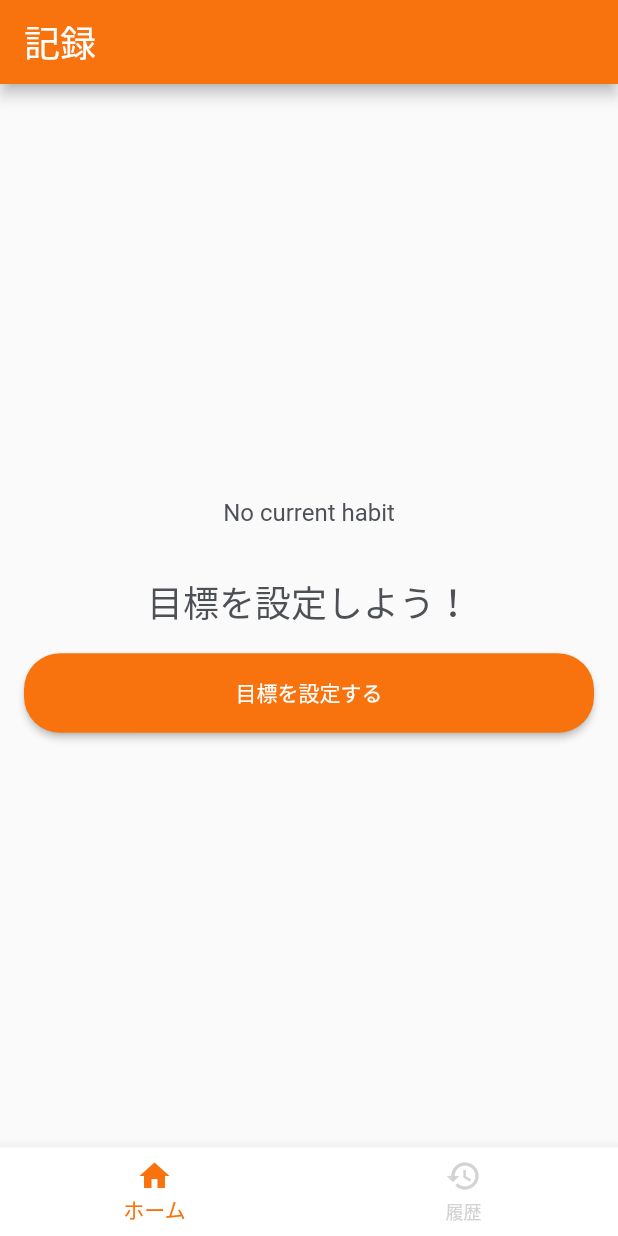
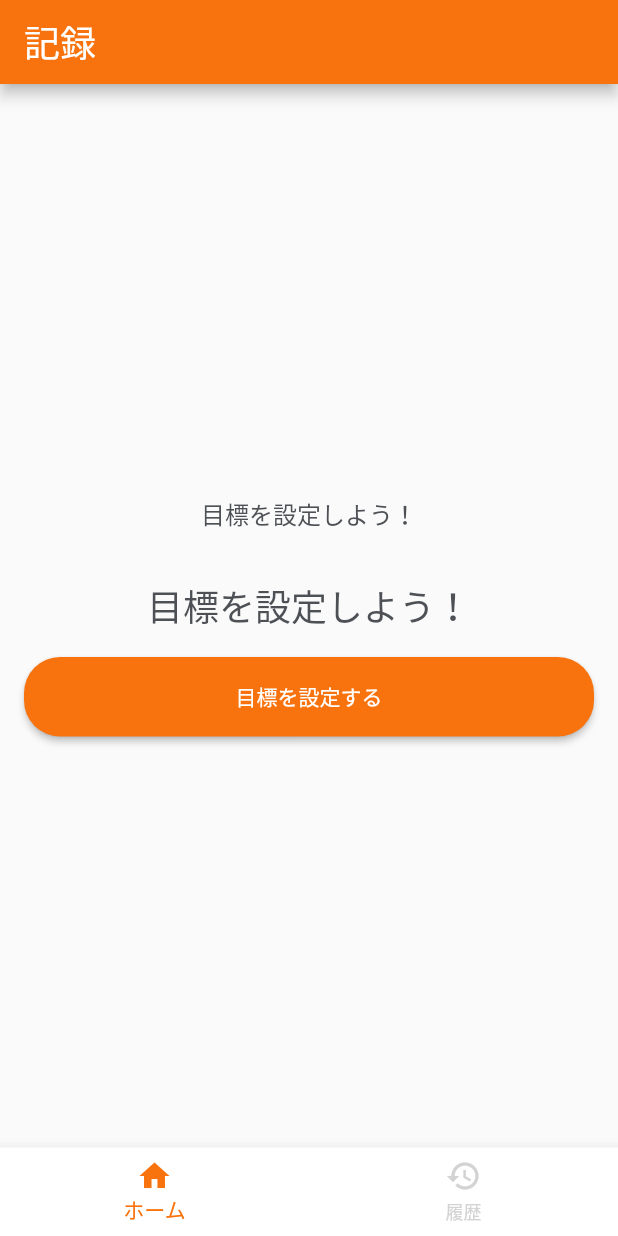
Before and after one commit to narumi0610/habit_app, a Flutter app: the screen it shows after launch, on a phone screen of 412 x 824 dp. Run offline on Flutter 3.47's test engine with Material 2 defaults, Android fonts, the phone set to English and light mode, and no system bars; our stand-ins replace animated_flip_counter, flutter_bounce, realm; missing offline and left inert: home_widget; generated files the repository leaves out were written again; Roboto replaces fonts that are missing (KosugiMaru).

Commit message:
目標設定の文言追加

```diff
--- a/lib/screens/home_screen.dart
+++ b/lib/screens/home_screen.dart
@@ -96,7 +96,7 @@ class HomeScreenState extends State<HomeScreen> {
               Container(
                 margin: const EdgeInsets.symmetric(horizontal: 16),
                 child: FittedBox(
-                  child: Text(_currentHabit?.title ?? 'No current habit',
+                  child: Text(_currentHabit?.title ?? '目標を設定しよう！',
                       style: const TextStyle(fontSize: 16)),
                 ),
               ),
```
